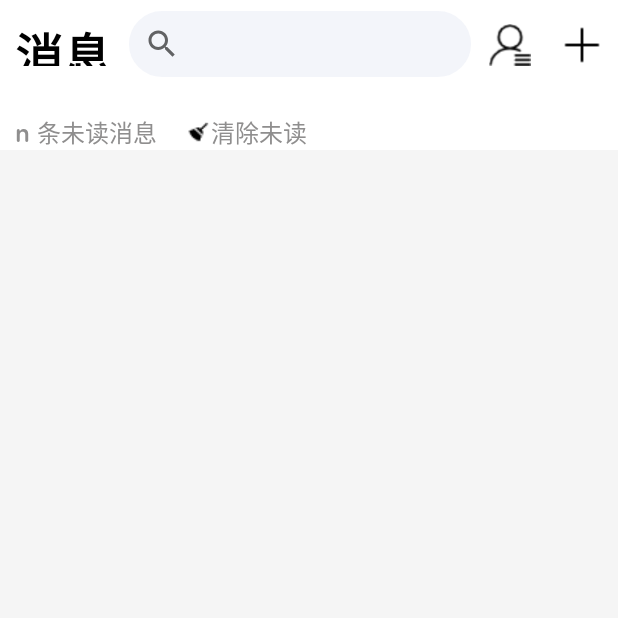
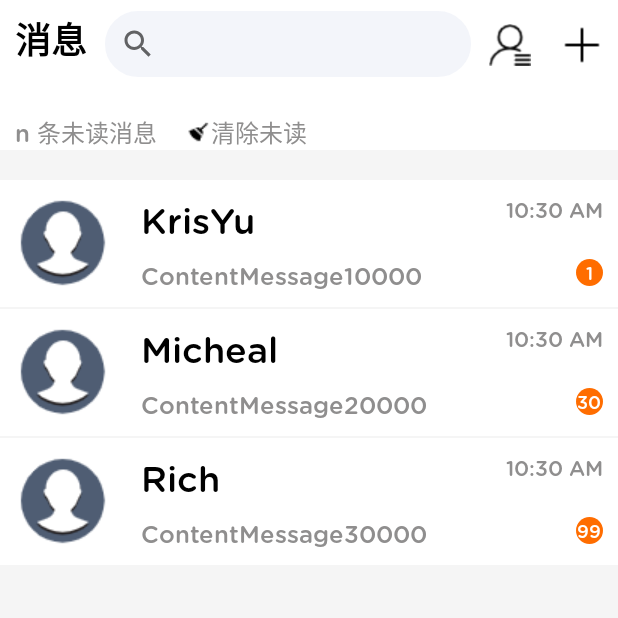
Before and after one commit to MrKrisYu/EasyBox, an Android app: the fragment MessageFragment placed in its activity, on a phone screen of 412 x 824 dp, the top half of it. Run offline under Robolectric (Android 15) with nearby library versions, the phone set to English and light mode, and no system bars; our stand-ins replace CircleImageView; libraries missing offline, so code that uses them is left out: com.next.easynavigation; plain views replace EasyNavigationBar; 2 statements that could not run were skipped.

Commit message:
即时通信的增加

```diff
--- a/app/src/main/java/com/krisyu/easybox/activity/ui/normal/message_fragment/MessageFragment.java
+++ b/app/src/main/java/com/krisyu/easybox/activity/ui/normal/message_fragment/MessageFragment.java
@@ -1,17 +1,139 @@
 package com.krisyu.easybox.activity.ui.normal.message_fragment;
 
+import android.content.Context;
 import android.os.Bundle;
 import android.view.LayoutInflater;
+import android.view.MenuInflater;
+import android.view.MenuItem;
 import android.view.View;
 import android.view.ViewGroup;
+import android.widget.Button;
+import android.widget.PopupMenu;
+import android.widget.TextView;
+import android.widget.Toast;
 
+import androidx.appcompat.widget.SearchView;
 import androidx.fragment.app.Fragment;
+import androidx.recyclerview.widget.LinearLayoutManager;
+import androidx.recyclerview.widget.RecyclerView;
 
 import com.krisyu.easybox.R;
 
-public class MessageFragment extends Fragment {
+import java.text.SimpleDateFormat;
+import java.util.ArrayList;
+import java.util.Date;
+import java.util.List;
+
+/**
+ *     1、 解决时区的问题
+ *     2、 解决聊天界面的问题
+ *     3、 解决好友列表和添加列表的问题
+ *     4、 解决点击头像生成的界面的问题
+ */
+
+public class MessageFragment extends Fragment implements View.OnClickListener, PopupMenu.OnMenuItemClickListener{
+    private Context mContext = null;
+    private static final String TAG = "MessageFragment";
+
+    private SearchView searchView_forMessage;
+    private Button friendList;
+    private Button plus;
+    private TextView numOf_unreadMessage;
+    private TextView clearUnread;
+    private RecyclerView messageRecyclerView;
+
+    private List<MessageListItem> msgLists;
+    private MessageListAdapter msgListAdapter;
+
     @Override
     public View onCreateView(LayoutInflater inflater, ViewGroup container, Bundle savedInstanceState){
-        return inflater.inflate(R.layout.fragment_message, container, false);
+        View messageFragment = inflater.inflate(R.layout.fragment_message, container, false);
+        mContext = getActivity();
+
+        initData();
+        initView(messageFragment);
+        initEvent();
+
+        return messageFragment;
     }
+
+    private void initData(){
+        msgLists = new ArrayList<>();
+        SimpleDateFormat format = new SimpleDateFormat("h:mm a");
+        String msgContent = "ContentMessage";
+
+        msgLists.add(new MessageListItem(R.drawable.default_head_pic, "KrisYu",
+                msgContent + 10000, format.format(new Date()), 1));
+        msgLists.add(new MessageListItem(R.drawable.default_head_pic, "Micheal",
+                msgContent + 20000, format.format(new Date()), 30));
+        msgLists.add(new MessageListItem(R.drawable.default_head_pic, "Rich",
+                msgContent + 30000, format.format(new Date()), 99));
+
+
+    }
+
+    private void initView(View view){
+        searchView_forMessage = (SearchView)view.findViewById(R.id.message_searchView);
+        friendList = (Button)view.findViewById(R.id.message_btn_friend_list);
+        plus = (Button)view.findViewById(R.id.message_btn_plus);
+        numOf_unreadMessage = (TextView)view.findViewById(R.id.message_tv_unread);
+        clearUnread = (TextView)view.findViewById(R.id.message_tv_clear_msg);
+        messageRecyclerView = (RecyclerView)view.findViewById(R.id.message_recyclerview);
+        LinearLayoutManager layoutManager = new LinearLayoutManager(mContext);
+        msgListAdapter = new MessageListAdapter(msgLists, mContext);
+        messageRecyclerView.setHasFixedSize(true);
+        messageRecyclerView.setLayoutManager(layoutManager);
+        messageRecyclerView.setAdapter(msgListAdapter);
+
+    }
+
+    private void initEvent(){
+        friendList.setOnClickListener(MessageFragment.this);
+        plus.setOnClickListener(MessageFragment.this);
+        clearUnread.setOnClickListener(MessageFragment.this);
+    }
+
+    // 重写onClick方法
+    @Override
+    public void onClick(View v){
+        switch (v.getId()){
+            case R.id.message_btn_friend_list:
+                Toast.makeText(mContext, "好友列表", Toast.LENGTH_SHORT).show();
+                break;
+            case R.id.message_btn_plus:
+                // 创建弹出式菜单对象
+                PopupMenu popupMenu = new PopupMenu(mContext, v);
+                // 获取菜单填充器
+                MenuInflater inflater = popupMenu.getMenuInflater();
+                // 填充菜单
+                inflater.inflate(R.menu.message_plus_menu, popupMenu.getMenu());
+                // 绑定菜单项的点击事件
+                popupMenu.setOnMenuItemClickListener(this);
+                popupMenu.show();
+                break;
+            case R.id.message_tv_clear_msg:
+                Toast.makeText(mContext, "清楚未读", Toast.LENGTH_SHORT).show();
+                break;
+            default:
+                Toast.makeText(mContext, "onClick(): 非法 ID", Toast.LENGTH_SHORT).show();
+        }
+    }
+
+    // 重写 onMenuItemClick 方法
+    @Override
+    public boolean onMenuItemClick(MenuItem item){
+        switch (item.getItemId()){
+            case R.id.add_new_friend:
+                Toast.makeText(mContext, "添加好友", Toast.LENGTH_SHORT).show();
+                break;
+            case R.id.for_adding:
+                Toast.makeText(mContext, "待添加", Toast.LENGTH_SHORT).show();
+                break;
+             default:
+                 Toast.makeText(mContext, "onMenuItemClick(): 非法MenuItem ID", Toast.LENGTH_SHORT).show();
+        }
+        return false;
+    }
+
+
 }
--- /dev/null
+++ b/app/src/main/java/com/krisyu/easybox/activity/ui/normal/message_fragment/MessageListAdapter.java
@@ -0,0 +1,79 @@
+package com.krisyu.easybox.activity.ui.normal.message_fragment;
+
+import android.content.Context;
+import android.content.Intent;
+import android.view.LayoutInflater;
+import android.view.View;
+import android.view.ViewGroup;
+import android.widget.RelativeLayout;
+import android.widget.TextView;
+
+import androidx.recyclerview.widget.RecyclerView;
+
+import com.krisyu.easybox.R;
+import com.krisyu.easybox.activity.OtherActivity;
+
+import java.util.List;
+
+import de.hdodenhof.circleimageview.CircleImageView;
+
+public class MessageListAdapter extends RecyclerView.Adapter<MessageListAdapter.MsgListViewHolder>{
+    private List<MessageListItem> msgListItems;
+    private Context mContext;
+
+    public MessageListAdapter(List<MessageListItem> sourceData, Context context){
+        this.msgListItems = sourceData;
+        this.mContext = context;
+    }
+
+    // Holder类
+    static class MsgListViewHolder extends RecyclerView.ViewHolder{
+        RelativeLayout relativeLayout;
+        CircleImageView headPic;
+        TextView userName;
+        TextView content;
+        TextView time;
+        TextView unreadNum;
+
+        public MsgListViewHolder(final View itemView){
+            super(itemView);
+            relativeLayout = (RelativeLayout)itemView.findViewById(R.id.msgitem_relativeLayout);
+            headPic = (CircleImageView)itemView.findViewById(R.id.msgitem_cirimg_headpic);
+            userName = (TextView)itemView.findViewById(R.id.msgitem_tv_username);
+            content = (TextView)itemView.findViewById(R.id.msgitem_tv_brief_msg);
+            time = (TextView)itemView.findViewById(R.id.msgitem_tv_time);
+            unreadNum = (TextView)itemView.findViewById(R.id.msgitem_tv_num_of_unread);
+        }
+    }
+
+    // 重写RecyclerView.Adapter<>的 三个方法
+    @Override
+    public MessageListAdapter.MsgListViewHolder onCreateViewHolder(ViewGroup parent, int viewType){
+        return new MessageListAdapter.MsgListViewHolder(LayoutInflater.from(mContext).
+                inflate(R.layout.fragment_message_msgitem, parent, false));
+    }
+    @Override
+    public void onBindViewHolder(MessageListAdapter.MsgListViewHolder holder, int position){
+        // 给Holder的控件元素赋值
+        holder.headPic.setImageResource(msgListItems.get(position).getHeadImageId());
+        holder.userName.setText(msgListItems.get(position).getUserName());
+        holder.content.setText(msgListItems.get(position).getContent());
+        holder.time.setText(msgListItems.get(position).getTime());
+        holder.unreadNum.setText(Integer.toString(msgListItems.get(position).getNumberOfunread()));
+        holder.relativeLayout.setOnClickListener(new View.OnClickListener(){
+            @Override
+            public void onClick(View v){
+                Intent intent = new Intent(mContext, OtherActivity.class);
+                mContext.startActivity(intent);
+            }
+        });
+    }
+    @Override
+    public int getItemCount(){
+        return msgListItems.size();
+    }
+
+
+
+
+}
--- /dev/null
+++ b/app/src/main/java/com/krisyu/easybox/activity/ui/normal/message_fragment/MessageListItem.java
@@ -0,0 +1,57 @@
+package com.krisyu.easybox.activity.ui.normal.message_fragment;
+
+public class MessageListItem {
+    private int headImageId;
+    private String content;
+    private String userName;
+    private String time;
+    private int numberOfunread;
+
+    public MessageListItem(int headImageId, String userName, String content, String time, int numberOfunread) {
+        this.content = content;
+        this.headImageId = headImageId;
+        this.userName = userName;
+        this.time = time;
+        this.numberOfunread = numberOfunread;
+    }
+
+    public int getHeadImageId() {
+        return headImageId;
+    }
+
+    public void setHeadImageId(int headImageId) {
+        this.headImageId = headImageId;
+    }
+
+    public String getContent() {
+        return content;
+    }
+
+    public void setContent(String content) {
+        this.content = content;
+    }
+
+    public String getUserName() {
+        return userName;
+    }
+
+    public void setUserName(String userName) {
+        this.userName = userName;
+    }
+
+    public String getTime() {
+        return time;
+    }
+
+    public void setTime(String time) {
+        this.time = time;
+    }
+
+    public int getNumberOfunread() {
+        return numberOfunread;
+    }
+
+    public void setNumberOfunread(int numberOfunread) {
+        this.numberOfunread = numberOfunread;
+    }
+}
--- a/app/src/main/java/com/krisyu/easybox/activity/ui/normal/search_fragment/SearchFragment.java
+++ b/app/src/main/java/com/krisyu/easybox/activity/ui/normal/search_fragment/SearchFragment.java
@@ -4,7 +4,6 @@ import android.content.Context;
 import android.graphics.Color;
 import android.os.Bundle;
 import android.text.TextUtils;
-import android.util.Log;
 import android.view.LayoutInflater;
 import android.view.View;
 import android.view.ViewGroup;
@@ -17,7 +16,9 @@ import androidx.fragment.app.FragmentManager;
 import androidx.fragment.app.FragmentTransaction;
 import com.krisyu.easybox.R;
 
-
+/**
+ *   还有ReceivedDelivery的搜索还未完成。
+ */
 
 public class SearchFragment extends Fragment implements View.OnClickListener{
 
--- /dev/null
+++ b/app/src/main/res/drawable/message_bubble_bg.xml
@@ -0,0 +1,5 @@
+<?xml version="1.0" encoding="utf-8"?>
+<shape xmlns:android="http://schemas.android.com/apk/res/android">
+    <solid android:color="@color/message_bubble_orange_bg"/>
+    <corners android:radius="20dp"/>
+</shape>
--- a/app/src/main/res/layout/activity_other.xml
+++ b/app/src/main/res/layout/activity_other.xml
@@ -6,5 +6,10 @@
     android:layout_width="match_parent"
     android:layout_height="match_parent"
     tools:context=".activity.OtherActivity">
+    <TextView
+        android:layout_height="match_parent"
+        android:layout_width="match_parent"
+        android:text="@string/app_name"
+        android:gravity="center"/>
 
 </androidx.constraintlayout.widget.ConstraintLayout>
--- a/app/src/main/res/layout/fragment_message.xml
+++ b/app/src/main/res/layout/fragment_message.xml
@@ -16,11 +16,11 @@
             android:layout_marginTop="12dp"
             android:layout_marginStart="@dimen/default_paddingStart"
             android:fontFamily="@font/gotham"
-            android:textSize="32sp"
+            android:textSize="24sp"
             android:textStyle="bold"
             android:text="消息"
             android:textColor="#000000"
-            android:gravity="start"
+            android:gravity="bottom"
             android:background="@color/tab_white"/>
         <Button
             style="@style/Widget.AppCompat.Button.Borderless"
@@ -41,7 +41,7 @@
             android:layout_marginEnd="20dp"
             android:background="@drawable/friend_list"/>
         <androidx.appcompat.widget.SearchView
-            android:id="@+id/applicationBar_searchView"
+            android:id="@+id/message_searchView"
             android:layout_height="wrap_content"
             android:layout_width="wrap_content"
             android:layout_toEndOf="@id/message_tv_title"
--- a/app/src/main/res/layout/fragment_message_msgitem.xml
+++ b/app/src/main/res/layout/fragment_message_msgitem.xml
@@ -1,12 +1,13 @@
 <?xml version="1.0" encoding="utf-8"?>
 <LinearLayout xmlns:android="http://schemas.android.com/apk/res/android"
-    xmlns:app="http://schemas.android.com/apk/res-auto"
+
     android:orientation="vertical"
     android:layout_width="match_parent"
     android:layout_height="wrap_content"
     android:background="@color/fragment_background">
     <!-- android:layout_marginBottom="1dp" 是作为分隔线 -->
     <RelativeLayout
+        android:id="@+id/msgitem_relativeLayout"
         android:layout_width="match_parent"
         android:layout_height="match_parent"
         android:paddingTop="@dimen/default_paddingTop"
@@ -57,18 +58,20 @@
             android:fontFamily="@font/gotham"
             android:textSize="14sp"
             android:textColor="@color/text_color_grey"
-            android:text="20:53:16"/>
+            android:text="20:53"/>
         <TextView
             android:id="@+id/msgitem_tv_num_of_unread"
-            android:layout_height="wrap_content"
-            android:layout_width="wrap_content"
-            android:text="1"
+            android:layout_height="18dp"
+            android:layout_width="18dp"
+            android:gravity="center"
+            android:text="N"
             android:maxLines="1"
             android:fontFamily="@font/gotham"
-            android:textSize="16sp"
-            android:textColor="@color/text_color_grey"
-            android:layout_alignBottom="@id/msgitem_tv_brief_msg"
-            android:layout_alignParentEnd="true"/>
+            android:textSize="12sp"
+            android:textColor="@color/tab_white"
+            android:layout_alignTop="@id/msgitem_tv_brief_msg"
+            android:layout_alignParentEnd="true"
+            android:background="@drawable/message_bubble_bg"/>
     </RelativeLayout>
 
 
--- a/app/src/main/res/layout/fragment_search.xml
+++ b/app/src/main/res/layout/fragment_search.xml
@@ -28,7 +28,8 @@
             android:layout_marginTop="5dp"
             android:layout_marginStart="20dp"
             android:layout_marginEnd="20dp"
-            android:background="@drawable/searchview"/>
+            android:background="@drawable/searchview"
+            app:queryHint="搜索/查单"/>
         <Button
             style="@style/Widget.AppCompat.Button.Borderless"
             android:id="@+id/applicationBar_btn_myDeliverySent"
--- /dev/null
+++ b/app/src/main/res/menu/message_plus_menu.xml
@@ -0,0 +1,9 @@
+<?xml version="1.0" encoding="utf-8"?>
+<menu xmlns:android="http://schemas.android.com/apk/res/android">
+    <item
+        android:id="@+id/add_new_friend"
+        android:title="添加好友"/>
+    <item
+        android:id="@+id/for_adding"
+        android:title="待添加"/>
+</menu>
--- a/app/src/main/res/values/colors.xml
+++ b/app/src/main/res/values/colors.xml
@@ -23,4 +23,5 @@
     <color name="ReceivedDelivery_title_background">#4DD0E1</color>
     <color name="sentDelivery_title_background">#FF8A65</color>
     <color name="price_highlight_red">#E91E63</color>
+    <color name="message_bubble_orange_bg">#FF6D00</color>
 </resources>
```
Also changed, not shown: app/src/main/java/com/krisyu/easybox/activity/ui/NormalActivity.java (+2 -15 lines).
